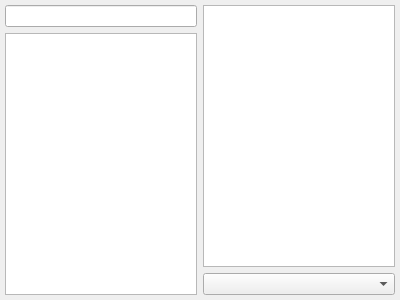
This is src/tiled/BuildingEditor/buildingtilesetdock.ui in timbaker/buildinged as Qt 5 draws it before an edit. The edited form follows.
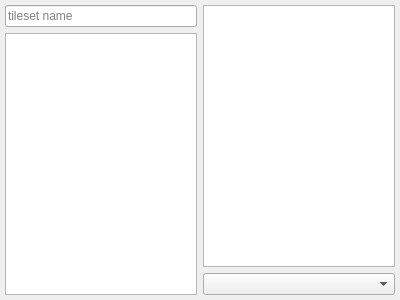
This is the edited form. Custom widgets are drawn as their Qt base class.

```diff
--- a/src/tiled/BuildingEditor/buildingtilesetdock.ui
+++ b/src/tiled/BuildingEditor/buildingtilesetdock.ui
@@ -31,6 +31,9 @@
      <layout class="QVBoxLayout" name="verticalLayout">
       <item>
        <widget class="QLineEdit" name="filter">
+        <property name="placeholderText">
+         <string>tileset name</string>
+        </property>
         <property name="clearButtonEnabled">
          <bool>true</bool>
         </property>
```
